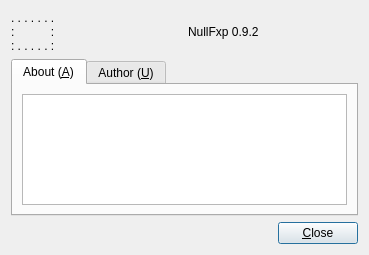
First picture: the form in src/aboutnullfxp.ui, repository kitech/nullfxp, before the edit.
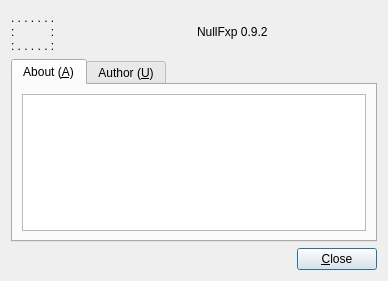
Second picture: the form after the edit.

Commit message: about: resize

Patch:
```diff
--- a/src/aboutnullfxp.ui
+++ b/src/aboutnullfxp.ui
@@ -5,8 +5,8 @@
    <rect>
     <x>0</x>
     <y>0</y>
-    <width>369</width>
-    <height>255</height>
+    <width>388</width>
+    <height>281</height>
    </rect>
   </property>
   <property name="windowTitle" >
@@ -43,8 +43,8 @@
        <rect>
         <x>0</x>
         <y>0</y>
-        <width>349</width>
-        <height>123</height>
+        <width>368</width>
+        <height>147</height>
        </rect>
       </property>
       <attribute name="title" >
```
Left out of the diff: 4 changed lines with no effect on the pictures.
